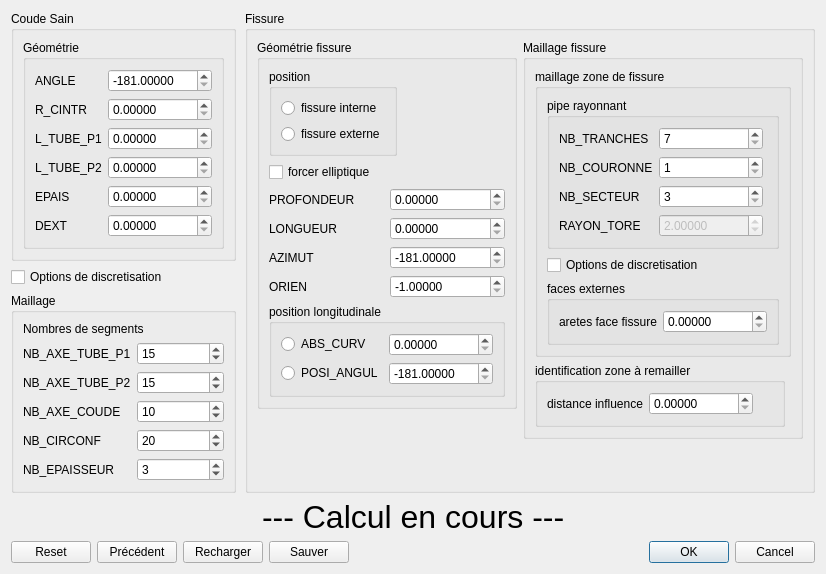
Old version of the form src/Tools/blocFissure/ihm/fissureCoude.ui in the repository SalomePlatform/smesh.
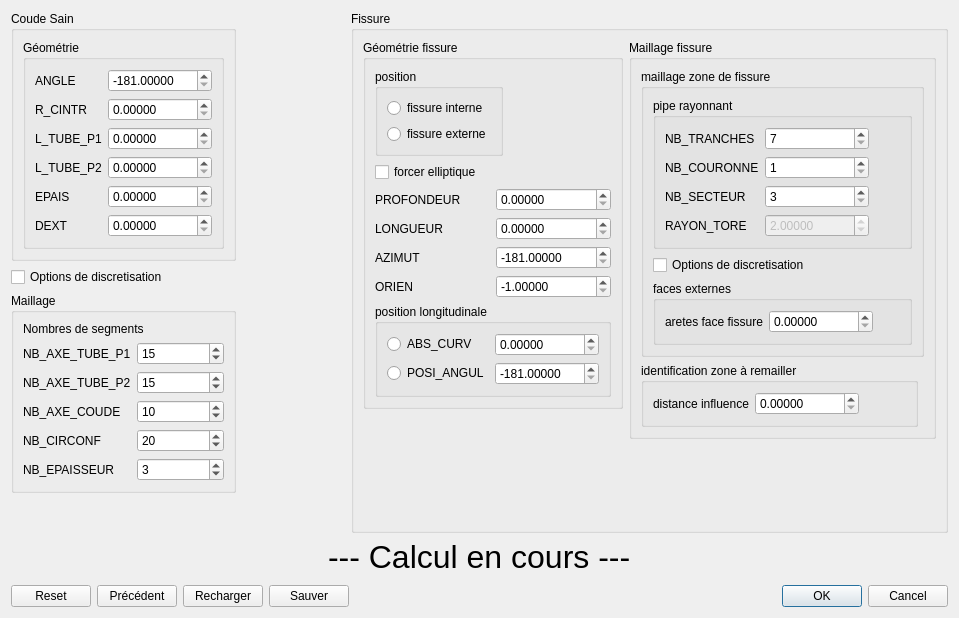
New version of the form.

Patch:
```diff
--- a/src/Tools/blocFissure/ihm/fissureCoude.ui
+++ b/src/Tools/blocFissure/ihm/fissureCoude.ui
@@ -6,8 +6,8 @@
    <rect>
     <x>0</x>
     <y>0</y>
-    <width>826</width>
-    <height>540</height>
+    <width>959</width>
+    <height>618</height>
    </rect>
   </property>
   <property name="windowTitle">
```
Left out of the diff: 5 changed lines with no effect on the pictures.
